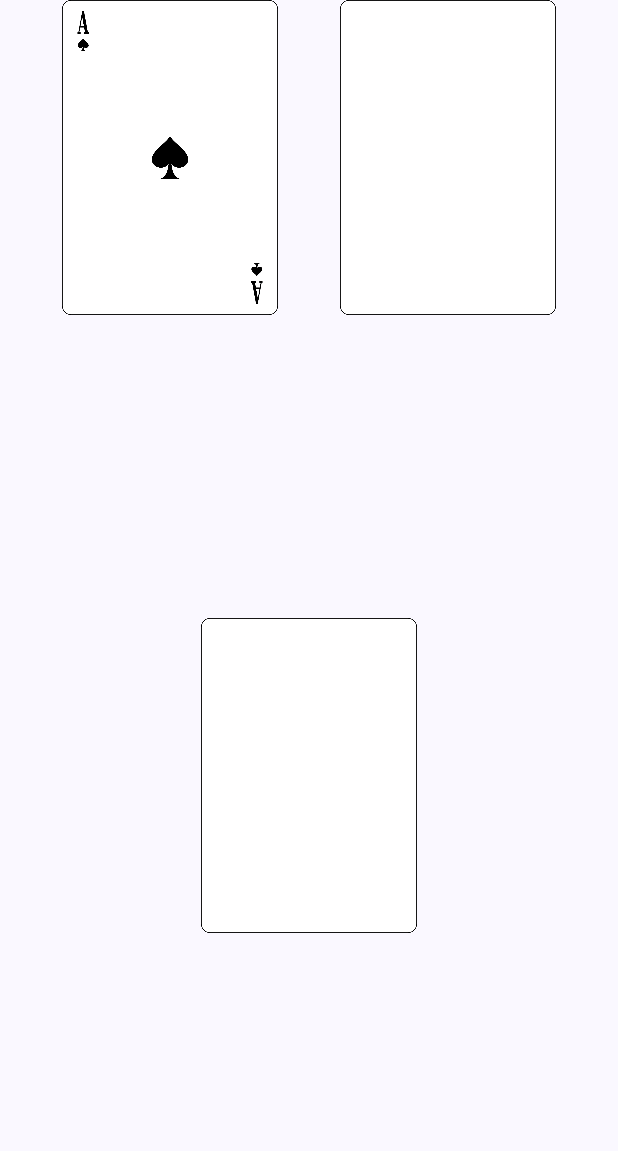
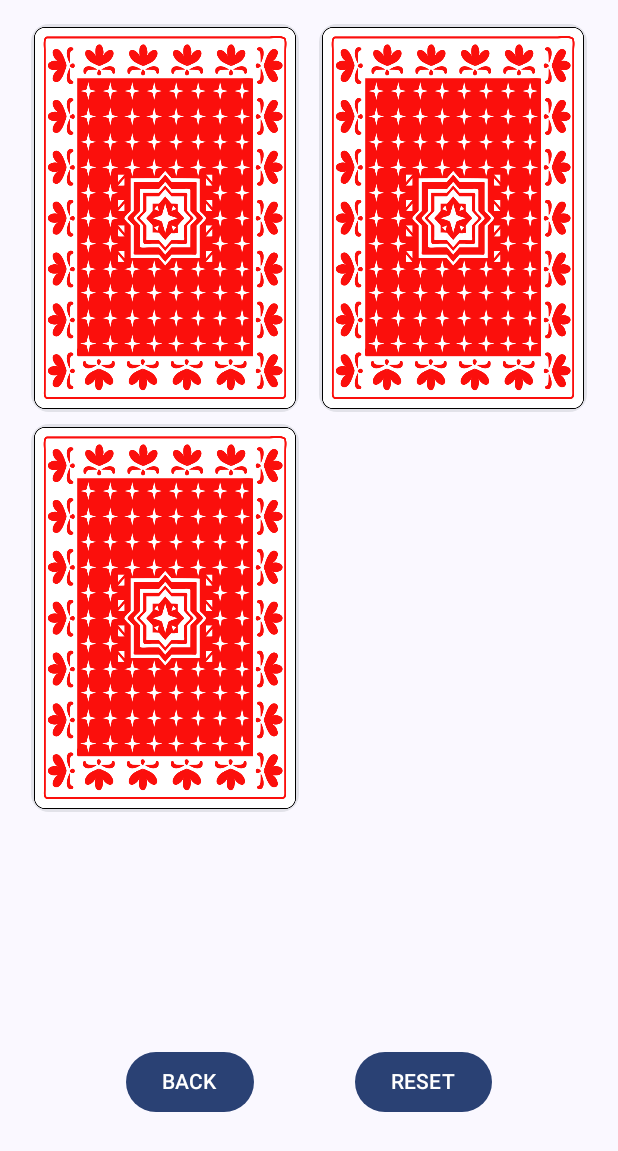
Before and after one commit to luyaso/three-card-game, an Android app built with Jetpack Compose: the screen it shows after launch (MainActivity), after a tap on "PLAY", on a phone screen of 412 x 824 dp. Shown: the top 1151 px of the screen. Run offline under Robolectric (Android 15) with nearby library versions, the phone set to English and light mode, and no system bars.

Commit message:
functionality: navigation, cards, settings screen

```diff
--- /dev/null
+++ b/app/src/main/java/com/lyang25/monty/game/GameCard.kt
@@ -0,0 +1,7 @@
+package com.lyang25.monty.game
+
+data class GameCard (
+    val index: Int = 0,
+    var value: Boolean = false,
+    var faceUp: Boolean = false
+)
--- a/app/src/main/java/com/lyang25/monty/game/Monty.kt
+++ b/app/src/main/java/com/lyang25/monty/game/Monty.kt
@@ -2,4 +2,56 @@ package com.lyang25.monty.game
 
 class Monty() {
 
+    companion object {
+//        const val NUM_CARDS = 16
+//        const val SCORE_INCREMENT = 4
+        const val CHECK_MATCH_DELAY = 1200L
+        const val FLIP_DURATION = 400
+
+//        const val BACK_FACE = R.drawable.card_back
+//        val BACK_COLOR: Color = Color(0xF000490A)
+//        val FRONT_COLOR: Color = Color(0xF0FCEFE1)
+    }
+
+    var cards: List<GameCard> = emptyList()
+    var win = false
+    var twist = 3
+
+    fun newGame() {
+        win = false
+//        cards = when (index) {
+//            4 -> listOf(true, false, false, false)
+//            5 -> listOf(true, false, false, false, false)
+//            else -> listOf(true, false, false)
+//        }
+        val tempCards: MutableList<GameCard> = ArrayList()
+        tempCards.add(GameCard(index = 1, value = true))
+        for (i in 1 until twist) {
+            tempCards.add(GameCard(index = i+1))
+        }
+        tempCards.shuffle()
+
+        cards = tempCards
+    }
+
+    fun evaluateClick(index: Int) {
+        for (card in cards) {
+            if (card.index == index) {
+                card.faceUp = true
+            }
+        }
+    }
+    fun checkForMatch() {
+        for (card in cards) {
+            if (card.value && card.faceUp) win = true
+        }
+//        cards[index].let{
+//            if (it.value) win = true
+//            it.faceUp = true
+//        }
+//        val card = cards[index]
+//        card.faceUp = true
+//        if (card.value) win = true
+    }
+
 }
--- a/app/src/main/java/com/lyang25/monty/ui/MontyApp.kt
+++ b/app/src/main/java/com/lyang25/monty/ui/MontyApp.kt
@@ -67,6 +67,12 @@ fun MontyNavHost(
                 resetScreen = {
                     viewModel.newGame()
                     navController.navigate(GameDestination.route)
+                },
+                onCardTap = {
+                    viewModel.onTap(index = it)
+                },
+                checkForMatch = {
+                    viewModel.checkForMatch()
                 }
             )
         }
@@ -78,6 +84,10 @@ fun MontyNavHost(
                 navToHomeScreen = {
                     navController.navigate(HomeDestination.route)
                 },
+                gameState = gameState,
+                onAnswer = {
+                    viewModel.changeTwist(it)
+                }
             )
         }
 
--- a/app/src/main/java/com/lyang25/monty/ui/MontyViewModel.kt
+++ b/app/src/main/java/com/lyang25/monty/ui/MontyViewModel.kt
@@ -2,35 +2,39 @@ package com.lyang25.monty.ui
 
 import android.app.Application
 import androidx.lifecycle.AndroidViewModel
+import com.lyang25.monty.game.GameCard
+import com.lyang25.monty.game.Monty
 import kotlinx.coroutines.flow.MutableStateFlow
 import kotlinx.coroutines.flow.StateFlow
 
 class MontyViewModel(app: Application) : AndroidViewModel(app) {
 
+    private val monty = Monty()
+
     private val _gameState = MutableStateFlow(GameState())
     val gameState: StateFlow<GameState> = _gameState
 
     init {
-        //do stuff
+        newGame()
+    }
+
+    private fun updateState() {
+        _gameState.value = _gameState.value.copy(
+            cards = monty.cards,
+            twist = monty.twist,
+        )
     }
 
     fun newGame() {
-        val myList = when (_gameState.value.twist) {
-            4 -> mutableListOf(true, false, false, false)
-            5 -> mutableListOf(true, false, false, false, false)
-            else -> mutableListOf(true, false, false)
-        }
-        myList.shuffle()
+        monty.newGame()
 
-        _gameState.value = _gameState.value.copy(
-            cards = myList
-        )
+        endGame(false)
+        updateState()
     }
 
     fun changeTwist(index: Int) {
-        _gameState.value = _gameState.value.copy(
-            twist = index
-        )
+        monty.twist = index
+        updateState()
     }
 
     fun endGame(win: Boolean) {
@@ -45,13 +49,30 @@ class MontyViewModel(app: Application) : AndroidViewModel(app) {
             gamesWon = newWon,
             gamesPlayed = newPlayed
         )
+
+        updateState()
+    }
+
+    fun onTap(index: Int) {
+        monty.evaluateClick(index)
+        updateState()
+    }
+
+    fun checkForMatch() {
+        monty.checkForMatch()
+
+        _gameState.value = _gameState.value.copy(
+            gamesWon = if (monty.win) _gameState.value.gamesWon + 1 else _gameState.value.gamesWon,
+            gamesPlayed = _gameState.value.gamesPlayed + 1
+        )
+        updateState()
     }
 }
 
 data class GameState(
     val temp: String = "",
     val twist: Int = 3,
-    val cards: List<Boolean> = emptyList(),
+    val cards: List<GameCard> = emptyList(),
     val gamesWon: Int = 0,
     val gamesPlayed: Int = 0,
 )
--- /dev/null
+++ b/app/src/main/java/com/lyang25/monty/ui/parts/CardView.kt
@@ -0,0 +1,104 @@
+package com.lyang25.monty.ui.parts
+
+import androidx.compose.animation.core.FastOutSlowInEasing
+import androidx.compose.animation.core.animateFloatAsState
+import androidx.compose.animation.core.tween
+import androidx.compose.foundation.Image
+import androidx.compose.foundation.clickable
+import androidx.compose.foundation.layout.Arrangement
+import androidx.compose.foundation.layout.Box
+import androidx.compose.foundation.layout.Column
+import androidx.compose.foundation.layout.Row
+import androidx.compose.foundation.layout.fillMaxSize
+import androidx.compose.foundation.layout.padding
+import androidx.compose.material3.Card
+import androidx.compose.runtime.Composable
+import androidx.compose.runtime.getValue
+import androidx.compose.ui.Alignment
+import androidx.compose.ui.Modifier
+import androidx.compose.ui.graphics.graphicsLayer
+import androidx.compose.ui.res.painterResource
+import androidx.compose.ui.tooling.preview.Preview
+import androidx.compose.ui.unit.dp
+import com.lyang25.monty.R
+import com.lyang25.monty.game.GameCard
+import com.lyang25.monty.game.Monty
+
+@Composable
+fun CardView(
+    card: GameCard,
+    onTap: (Int) -> Unit,
+    cardScale: Float,
+) {
+    val flip by animateFloatAsState(
+        targetValue = if (card.faceUp) 180f else 0f,
+        animationSpec = tween(Monty.FLIP_DURATION, easing = FastOutSlowInEasing),
+        label = "flip"
+    )
+
+    val showFront by animateFloatAsState(
+        targetValue = if (card.faceUp) 0f else 1f,
+        animationSpec = tween(Monty.FLIP_DURATION, easing = FastOutSlowInEasing),
+        label = "showFront"
+    )
+
+    val showBack by animateFloatAsState(
+        targetValue = if (card.faceUp) 1f else 0f,
+        animationSpec = tween(Monty.FLIP_DURATION, easing = FastOutSlowInEasing),
+        label = "showBack"
+    )
+
+    Box(
+        Modifier
+            .fillMaxSize(),
+//            .alpha(if (card.solved) 0f else 1f),
+        contentAlignment = Alignment.Center
+    ) {
+        Card(
+            Modifier
+                .fillMaxSize(cardScale)
+                .graphicsLayer {
+                    rotationY = flip
+                }
+                .clickable {
+                    onTap(card.index)
+                },
+//            shape = RoundedCornerShape(21.dp),
+        ) {
+            Row(
+                verticalAlignment = Alignment.CenterVertically,
+                horizontalArrangement = Arrangement.Center,
+                modifier = Modifier.fillMaxSize()
+            ) {
+                Column(
+                    horizontalAlignment = Alignment.CenterHorizontally,
+                    verticalArrangement = Arrangement.Center,
+                    modifier = Modifier.padding(2.dp)
+                ) {
+
+                    Image(
+                        painter = if (card.faceUp) {
+                            if (card.value) painterResource(id = R.drawable.ace_spades)
+                            else painterResource(id = R.drawable.blank_card)
+                        } else painterResource(id = R.drawable.card_back),
+                        modifier = Modifier
+                            .graphicsLayer {
+                                alpha = if (card.faceUp) showBack else showFront
+                                rotationY = if (card.faceUp) 180f else 0f
+                            },
+                        contentDescription = null
+                    )
+                }
+            }
+        }
+    }
+}
+
+@Preview
+@Composable
+fun CardViewPreview() {
+    CardView(
+        card = GameCard(index = 0, value = false, faceUp = false),
+        onTap = {},
+        cardScale = 0.95f)
+}
--- a/app/src/main/java/com/lyang25/monty/ui/screens/GameScreen.kt
+++ b/app/src/main/java/com/lyang25/monty/ui/screens/GameScreen.kt
@@ -1,17 +1,31 @@
 package com.lyang25.monty.ui.screens
 
+import androidx.compose.foundation.layout.Arrangement
+import androidx.compose.foundation.layout.Box
 import androidx.compose.foundation.layout.Column
+import androidx.compose.foundation.layout.Row
 import androidx.compose.foundation.layout.fillMaxSize
+import androidx.compose.foundation.layout.fillMaxWidth
 import androidx.compose.foundation.layout.padding
+import androidx.compose.foundation.lazy.grid.GridCells
+import androidx.compose.foundation.lazy.grid.LazyVerticalGrid
+import androidx.compose.foundation.lazy.grid.items
+import androidx.compose.material3.Button
+import androidx.compose.material3.Text
 import androidx.compose.runtime.Composable
+import androidx.compose.runtime.LaunchedEffect
+import androidx.compose.ui.Alignment
 import androidx.compose.ui.Modifier
+import androidx.compose.ui.res.stringResource
 import androidx.compose.ui.tooling.preview.Preview
 import androidx.compose.ui.unit.dp
 import com.lyang25.monty.R
+import com.lyang25.monty.game.Monty
 import com.lyang25.monty.ui.GameState
 import com.lyang25.monty.ui.NavDestination
-import com.lyang25.monty.ui.parts.CardLayout
+import com.lyang25.monty.ui.parts.CardView
 import com.lyang25.monty.ui.theme.MontyTheme
+import kotlinx.coroutines.delay
 
 object GameDestination : NavDestination {
     override val route = "GAME"
@@ -25,9 +39,62 @@ fun GameScreen(
     navToHomeScreen: () -> Unit = {},
     navToStatScreen: () -> Unit = {},
     resetScreen: () -> Unit = {},
+    onCardTap: (Int) -> Unit,
+    checkForMatch: () -> Unit,
 ) {
-    Column() {
-        CardLayout(cards = gameState.cards)
+    LaunchedEffect(key1 = gameState) {
+        delay(Monty.CHECK_MATCH_DELAY)
+        checkForMatch()
+    }
+
+    Column(
+        modifier = Modifier.fillMaxSize(),
+        horizontalAlignment = Alignment.CenterHorizontally
+    ) {
+        Box(
+            modifier = Modifier
+                .weight(6f)
+                .padding(16.dp)
+        ) {
+
+            LazyVerticalGrid(
+                columns = GridCells.Fixed(2),
+                verticalArrangement = Arrangement.spacedBy(8.dp),
+                horizontalArrangement = Arrangement.spacedBy(4.dp),
+            ) {
+                items(gameState.cards) { item ->
+                    CardView(
+                        card = item,
+                        onTap = onCardTap,
+                        cardScale = when (gameState.twist) {
+                            5 -> 0.75f
+                            else -> 0.95f
+                        }
+                    )
+                }
+            }
+        }
+
+        Row(
+            modifier = Modifier
+                .weight(2f)
+                .fillMaxWidth()
+                .padding(16.dp),
+            horizontalArrangement = Arrangement.SpaceEvenly,
+            verticalAlignment = Alignment.CenterVertically,
+        ) {
+            Button(
+                onClick = navToHomeScreen
+            ) {
+                Text(stringResource(id = R.string.back))
+            }
+
+            Button(
+                onClick = resetScreen
+            ) {
+                Text(stringResource(id = R.string.reset))
+            }
+        }
     }
 }
 
@@ -39,7 +106,9 @@ fun GameScreenPreview() {
             modifier = Modifier.fillMaxSize(),
             gameState = GameState(),
             navToHomeScreen = {},
-            navToStatScreen = {}
+            navToStatScreen = {},
+            onCardTap = {},
+            checkForMatch = {},
         )
     }
 }
--- a/app/src/main/java/com/lyang25/monty/ui/screens/HomeScreen.kt
+++ b/app/src/main/java/com/lyang25/monty/ui/screens/HomeScreen.kt
@@ -85,7 +85,7 @@ fun HomeScreen(
             Button(
                 onClick = navToStatScreen
             ) {
-                Text(stringResource(id = R.string.stat))
+                Text(stringResource(id = R.string.statistics))
             }
         }
     }
--- a/app/src/main/res/values/strings.xml
+++ b/app/src/main/res/values/strings.xml
@@ -5,4 +5,9 @@
     <string name="stat">STAT</string>
     <string name="settings">SETTINGS</string>
     <string name="play">PLAY</string>
+    <string name="reset">RESET</string>
+    <string name="statistics">STATISTICS</string>
+    <string name="question">How many cards would you like to play MONTY with?</string>
+    <string name="save">SAVE</string>
+    <string name="back">BACK</string>
 </resources>
```
Also changed, not shown: app/src/main/java/com/lyang25/monty/ui/parts/CardLayout.kt (+17 -8 lines), app/src/main/java/com/lyang25/monty/ui/parts/SettingsRadio.kt (added, +59 -0 lines), app/src/main/java/com/lyang25/monty/ui/screens/SettingScreen.kt (+73 -0 lines), app/src/main/res/drawable-nodpi/youlose.png (added), app/src/main/res/drawable-nodpi/youwin.png (added).
